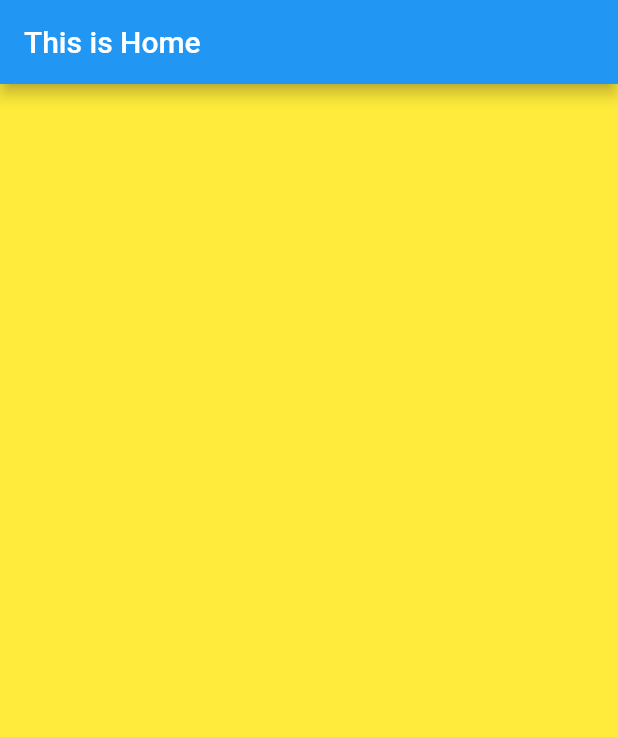
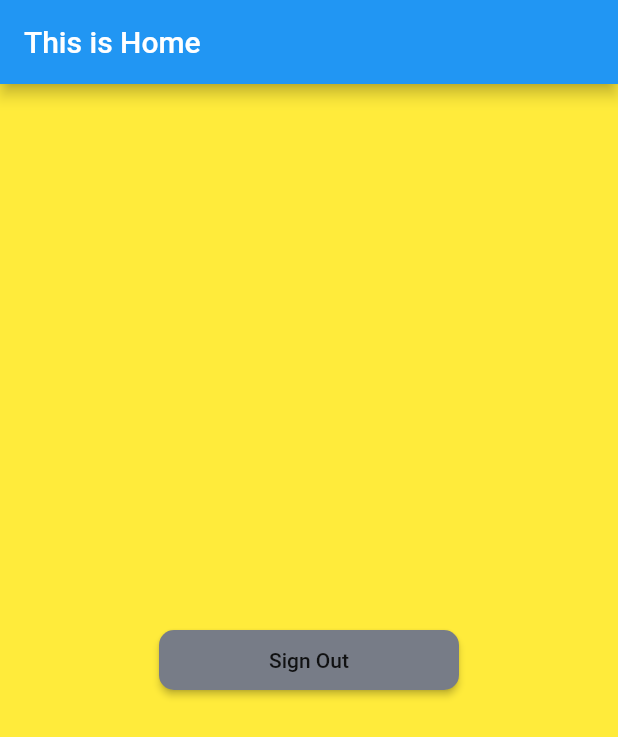
Before and after one commit to kutigbolahan/FlutterMoviesClub, a Flutter app: the screen it shows once a user with an empty profile is signed in, on a phone screen of 412 x 824 dp. Shown: the top 737 px of the screen. Run offline on Flutter 3.47's test engine with Material 2 defaults, Android fonts, the light colour scheme and no system bars; our stand-ins replace firebase_auth, flutter_signin_button, google_fonts, google_sign_in; accounts and stored records are empty; network calls fail.

Commit message:
Changes to be committed:

```diff
--- a/lib/main.dart
+++ b/lib/main.dart
@@ -13,7 +13,7 @@ void main() {
 }
 
 class MyApp extends StatelessWidget {
-  Widget _getScreenId(){
+  Widget getScreenId(){
     return StreamBuilder<FirebaseUser>(
       stream: FirebaseAuth.instance.onAuthStateChanged,
       builder: (context, snapshot){
@@ -32,7 +32,7 @@ class MyApp extends StatelessWidget {
       child: MaterialApp(
         debugShowCheckedModeBanner: false,
         theme: MyTheme().buildTheme(),
-        home: _getScreenId(),
+        home: getScreenId(),
       ),
     );
   }
--- a/lib/screens/home/home.dart
+++ b/lib/screens/home/home.dart
@@ -1,4 +1,7 @@
 import 'package:flutter/material.dart';
+import 'package:moviesclub/screens/login/login.dart';
+import 'package:moviesclub/states/current_user.dart';
+import 'package:provider/provider.dart';
 
 class HomeScreen extends StatelessWidget {
   @override
@@ -6,7 +9,19 @@ class HomeScreen extends StatelessWidget {
     return Scaffold(
       appBar: AppBar(
         title: Text('This is Home'),
+
       ),
+      body:Center(
+        child: RaisedButton(
+          child: Text('Sign Out'),
+          onPressed: ()async{
+            CurrentUser _currentUser = Provider.of<CurrentUser>(context, listen: false);
+          String _returnString =await  _currentUser.signOut();
+          if (_returnString == 'success') {
+            Navigator.pushAndRemoveUntil(context, MaterialPageRoute(builder: (context)=>Login()) ,(route) => false);
+          }
+          }),
+      ) ,
     );
   }
 }
--- a/lib/screens/login/localwidgets/login_form.dart
+++ b/lib/screens/login/localwidgets/login_form.dart
@@ -42,8 +42,8 @@ class _MyLoginFormState extends State<MyLoginForm> {
       }
 
       if (_returnString == 'success') {
-        Navigator.of(context)
-            .push(MaterialPageRoute(builder: (context) => HomeScreen()));
+        Navigator
+            .pushAndRemoveUntil(context,MaterialPageRoute(builder: (context) => HomeScreen()), (route)=> false);
       } else {
         Scaffold.of(context).showSnackBar(SnackBar(
           content: Text(_returnString),
```
Also changed, not shown: lib/states/current_user.dart (+14 -0 lines).
